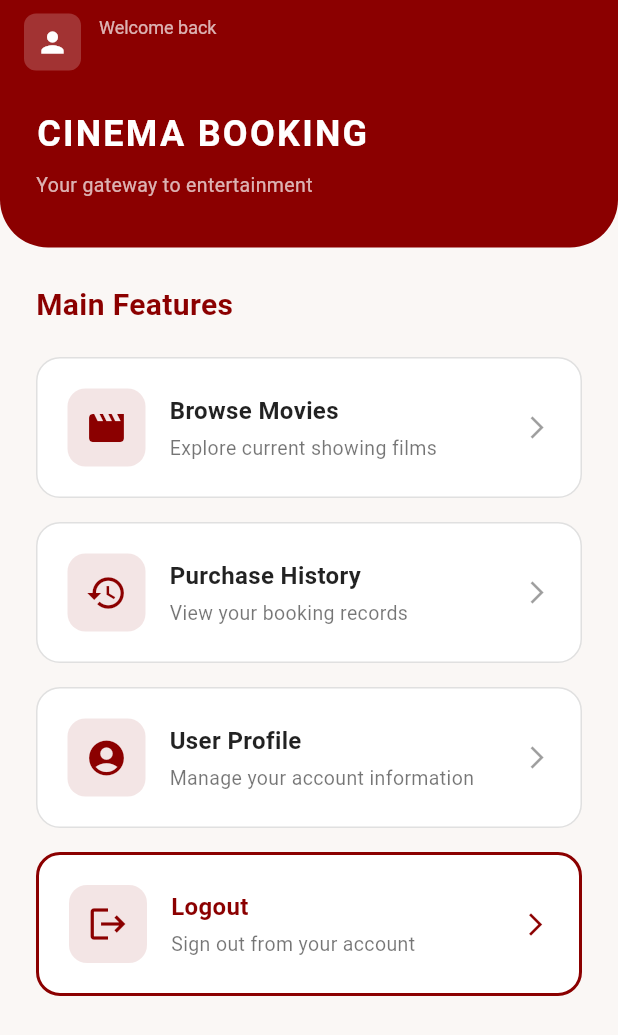
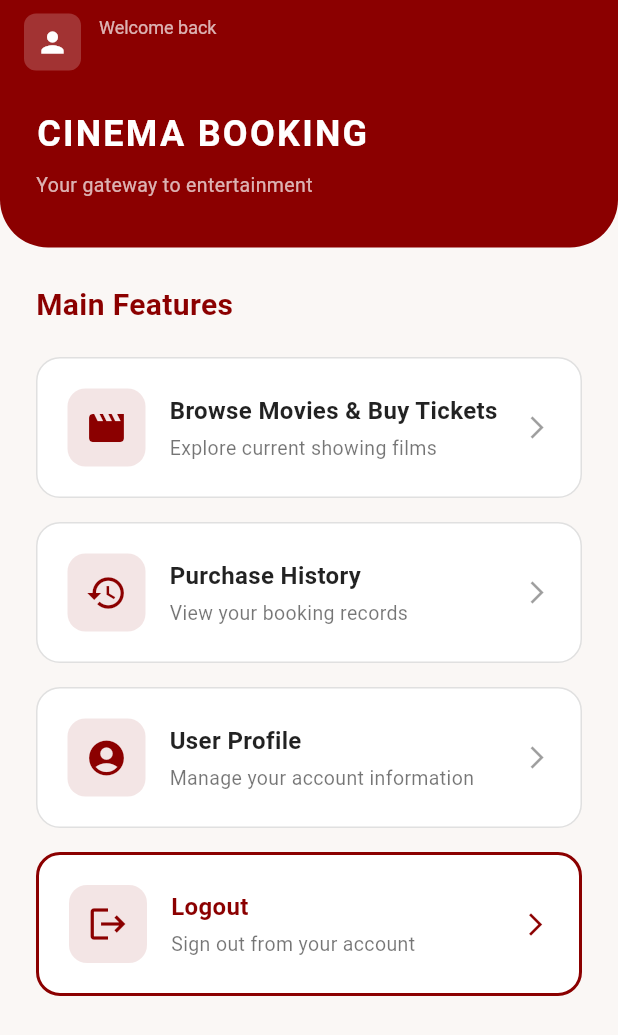
Before and after one commit to gizhapasya/utspam_5b_0012_film, a Flutter app: the HomePage screen opened directly with empty values, on a phone screen of 412 x 824 dp. Shown: the top 1035 px of the screen. Run offline on Flutter 3.47's test engine with Material 3 defaults, Android fonts, the phone set to English and light mode, and no system bars; our stand-ins replace shared_preferences, sqflite; accounts and stored records are empty.

Commit message:
update feature card title to include ticket purchasing option

```diff
--- a/lib/pages/home_page.dart
+++ b/lib/pages/home_page.dart
@@ -116,7 +116,7 @@ class HomePage extends StatelessWidget {
                   _buildFeatureCard(
                     context: context,
                     icon: Icons.movie_creation,
-                    title: 'Browse Movies',
+                    title: 'Browse Movies & Buy Tickets',
                     subtitle: 'Explore current showing films',
                     onTap: () {
                       Navigator.push(
```
